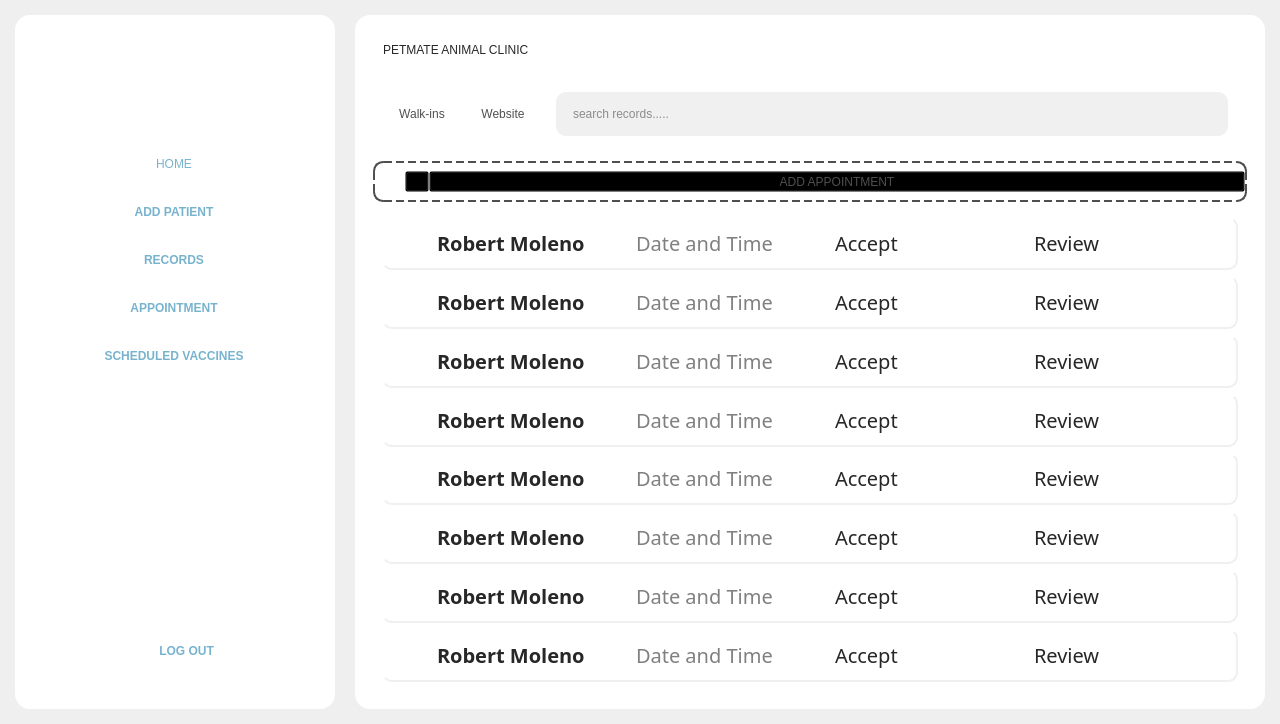
Old version of the form Frontend/Home.ui in the repository DreddVDomasian/Petmate-Desktop-Application.
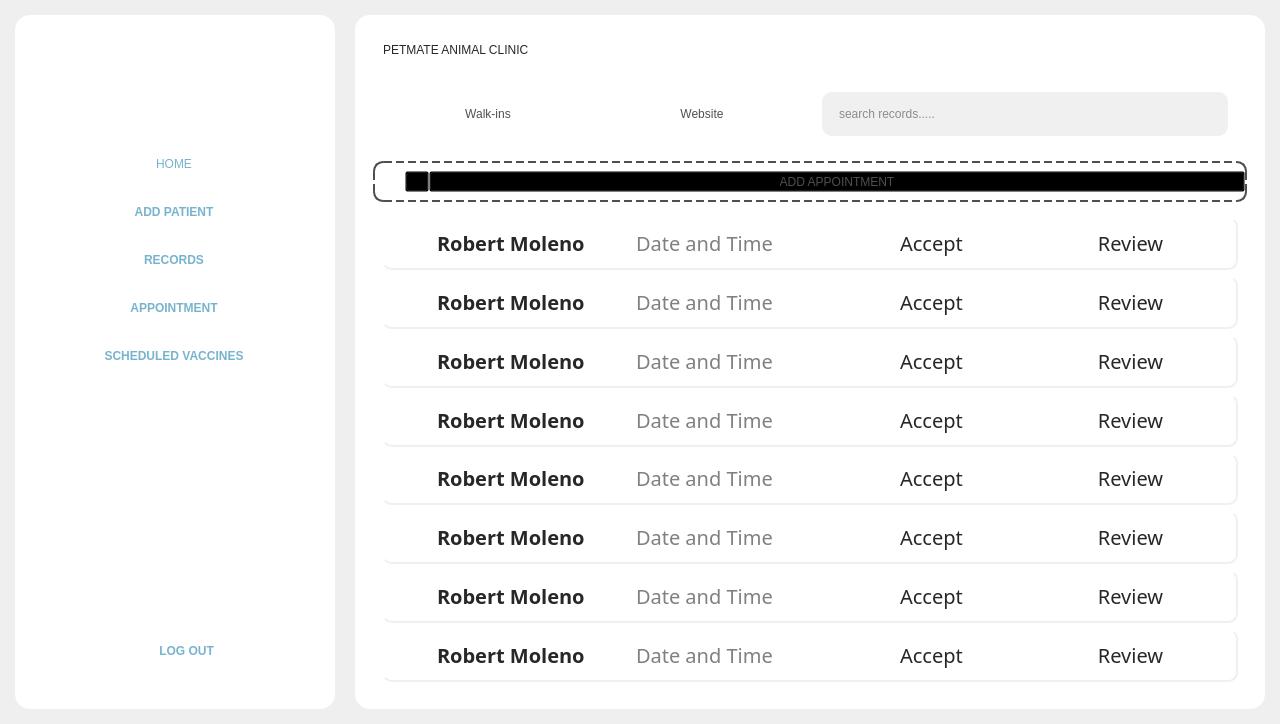
New version of the form. Icons and pictures are not drawn.

What changed in the file:
```diff
--- a/Frontend/Home.ui
+++ b/Frontend/Home.ui
@@ -2125,7 +2125,7 @@
               <item alignment="Qt::AlignTop">
                <widget class="QFrame" name="searchframe_2">
                 <property name="sizePolicy">
-                 <sizepolicy hsizetype="Preferred" vsizetype="Expanding">
+                 <sizepolicy hsizetype="Preferred" vsizetype="Preferred">
                   <horstretch>0</horstretch>
                   <verstretch>0</verstretch>
                  </sizepolicy>
@@ -2143,7 +2143,7 @@
                  <item>
                   <widget class="QLineEdit" name="searchBar_2">
                    <property name="sizePolicy">
-                    <sizepolicy hsizetype="Expanding" vsizetype="Expanding">
+                    <sizepolicy hsizetype="Preferred" vsizetype="Preferred">
                      <horstretch>0</horstretch>
                      <verstretch>0</verstretch>
                     </sizepolicy>
@@ -3254,6 +3254,9 @@
                         <property name="text">
                          <string>Accept</string>
                         </property>
+                        <property name="alignment">
+                         <set>Qt::AlignCenter</set>
+                        </property>
                        </widget>
                       </item>
                       <item>
@@ -3271,6 +3274,9 @@
                         <property name="text">
                          <string>Review</string>
                         </property>
+                        <property name="alignment">
+                         <set>Qt::AlignCenter</set>
+                        </property>
                        </widget>
                       </item>
                      </layout>
@@ -3357,6 +3363,9 @@
                         <property name="text">
                          <string>Accept</string>
                         </property>
+                        <property name="alignment">
+                         <set>Qt::AlignCenter</set>
+                        </property>
                        </widget>
                       </item>
                       <item>
@@ -3374,6 +3383,9 @@
                         <property name="text">
                          <string>Review</string>
                         </property>
+                        <property name="alignment">
+                         <set>Qt::AlignCenter</set>
+                        </property>
                        </widget>
                       </item>
                      </layout>
@@ -3460,6 +3472,9 @@
                         <property name="text">
                          <string>Accept</string>
                         </property>
+                        <property name="alignment">
+                         <set>Qt::AlignCenter</set>
+                        </property>
                        </widget>
                       </item>
                       <item>
@@ -3477,6 +3492,9 @@
                         <property name="text">
                          <string>Review</string>
                         </property>
+                        <property name="alignment">
+                         <set>Qt::AlignCenter</set>
+                        </property>
                        </widget>
                       </item>
                      </layout>
@@ -3563,6 +3581,9 @@
                         <property name="text">
                          <string>Accept</string>
                         </property>
+                        <property name="alignment">
+                         <set>Qt::AlignCenter</set>
+                        </property>
                        </widget>
                       </item>
                       <item>
@@ -3580,6 +3601,9 @@
                         <property name="text">
                          <string>Review</string>
                         </property>
+                        <property name="alignment">
+                         <set>Qt::AlignCenter</set>
+                        </property>
                        </widget>
                       </item>
                      </layout>
@@ -3666,6 +3690,9 @@
                         <property name="text">
                          <string>Accept</string>
                         </property>
+                        <property name="alignment">
+                         <set>Qt::AlignCenter</set>
+                        </property>
                        </widget>
                       </item>
                       <item>
@@ -3683,6 +3710,9 @@
                         <property name="text">
                          <string>Review</string>
                         </property>
+                        <property name="alignment">
+                         <set>Qt::AlignCenter</set>
+                        </property>
                        </widget>
                       </item>
                      </layout>
@@ -3769,6 +3799,9 @@
                         <property name="text">
                          <string>Accept</string>
                         </property>
+                        <property name="alignment">
+                         <set>Qt::AlignCenter</set>
+                        </property>
                        </widget>
                       </item>
                       <item>
@@ -3786,6 +3819,9 @@
                         <property name="text">
                          <string>Review</string>
                         </property>
+                        <property name="alignment">
+                         <set>Qt::AlignCenter</set>
+                        </property>
                        </widget>
                       </item>
                      </layout>
@@ -3872,6 +3908,9 @@
                         <property name="text">
                          <string>Accept</string>
                         </property>
+                        <property name="alignment">
+                         <set>Qt::AlignCenter</set>
+                        </property>
                        </widget>
                       </item>
                       <item>
@@ -3889,6 +3928,9 @@
                         <property name="text">
                          <string>Review</string>
                         </property>
+                        <property name="alignment">
+                         <set>Qt::AlignCenter</set>
+                        </property>
                        </widget>
                       </item>
                      </layout>
@@ -3975,6 +4017,9 @@
                         <property name="text">
                          <string>Accept</string>
                         </property>
+                        <property name="alignment">
+                         <set>Qt::AlignCenter</set>
+                        </property>
                        </widget>
                       </item>
                       <item>
@@ -3992,6 +4037,9 @@
                         <property name="text">
                          <string>Review</string>
                         </property>
+                        <property name="alignment">
+                         <set>Qt::AlignCenter</set>
+                        </property>
                        </widget>
                       </item>
                      </layout>
```
Left out of the diff: 19 changed lines with no effect on the pictures.
